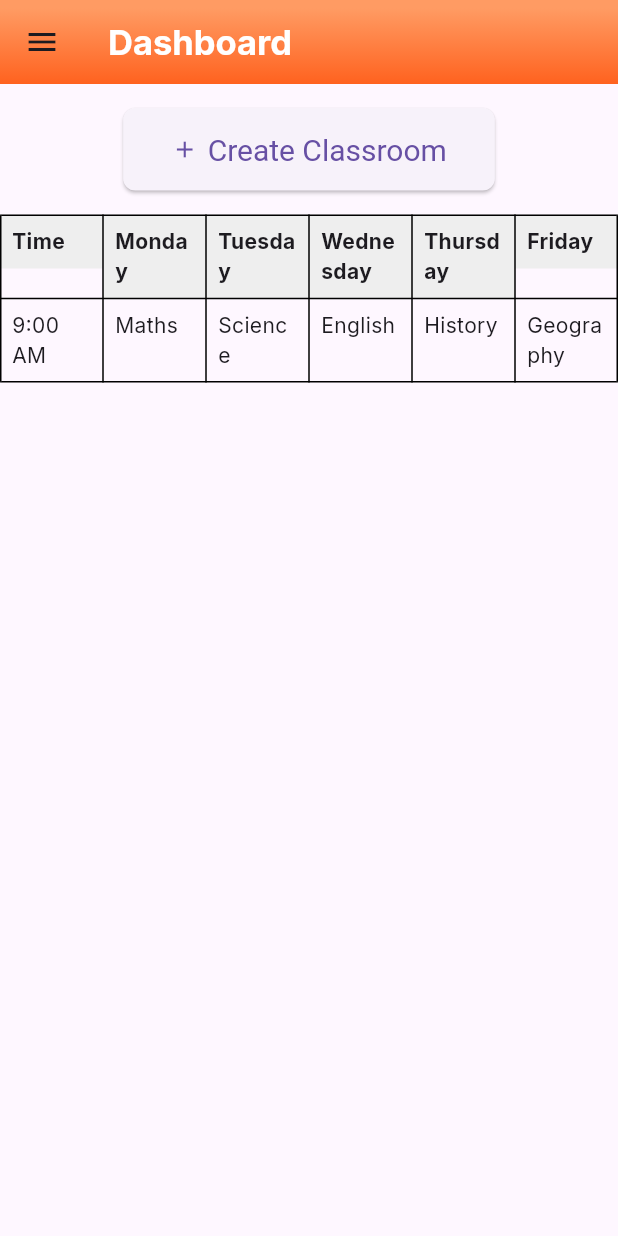
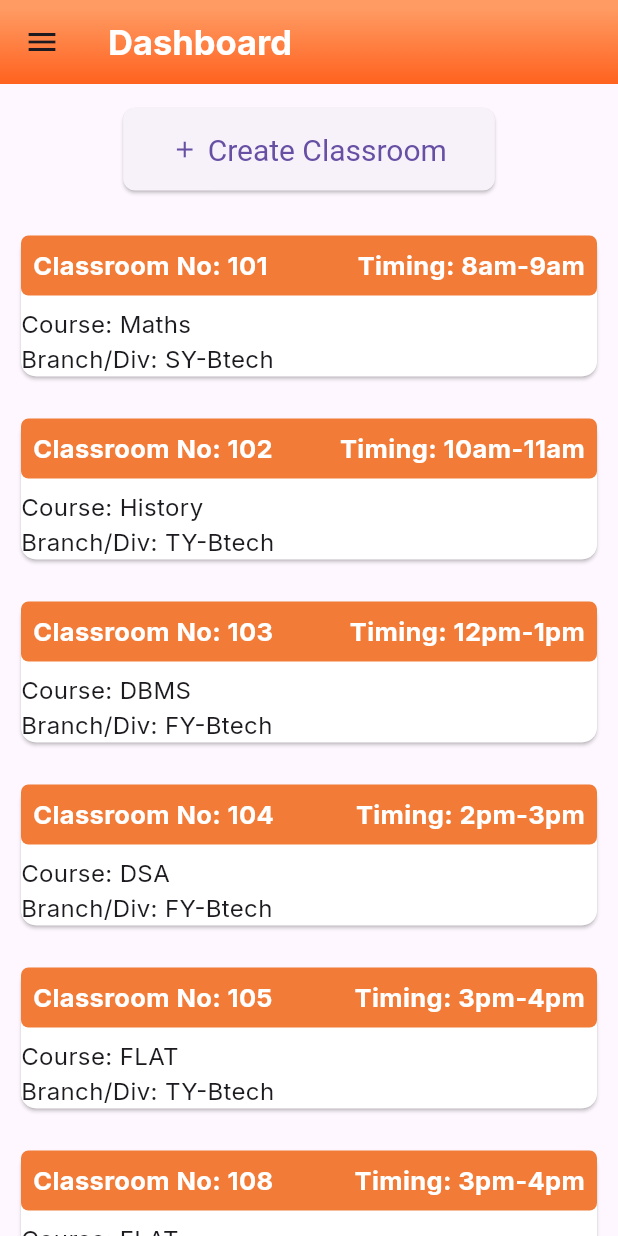
Before and after one commit to SauravHaldar04/Tech-a-thon-Cyber-Neekz, a Flutter app: the screen it shows after launch, on a phone screen of 412 x 824 dp. Run offline on Flutter 3.47's test engine with Material 3 defaults, Android fonts, the phone set to English and light mode, and no system bars.

Commit message:
Final dashboard teacher

```diff
--- a/lib/screens/dashboard_teacher.dart
+++ b/lib/screens/dashboard_teacher.dart
@@ -1,7 +1,7 @@
 
       import 'package:flutter/material.dart';
 import 'package:techathon/screens/classroom_input.dart';
-
+import 'package:techathon/widgets/card_tt.dart';
       import 'user_type_selection.dart';
 
       class Dashboard extends StatelessWidget {
@@ -71,12 +71,10 @@ import 'package:techathon/screens/classroom_input.dart';
                 ],
               ),
             ),
-            body: Column(
+
+            body: SingleChildScrollView(
+              child: Column(
                 children: [
-
-
-
-
                   Padding(
                     padding: const EdgeInsets.all(16.0),
                     child: ElevatedButton.icon(
@@ -102,118 +100,23 @@ import 'package:techathon/screens/classroom_input.dart';
                       label: const Text('Create Classroom'),
                     ),
                   ),
-                Table(
-                              border: TableBorder.all(),
+                  Container(
+                    child: SingleChildScrollView(
+                      child: Column(
                         children: [
-                                TableRow(
-                                  children: [
-                                    TableCell(
-                                      child: Container(
-                                        padding: const EdgeInsets.all(8),
-                                        color: Colors.grey[200],
-                                        child: const Text(
-                                          'Time',
-                                          style: TextStyle(fontWeight: FontWeight.bold),
+                      CustomCard(classroomNo: '101', course: 'Maths', timing: '8am-9am', branchDiv: 'SY-Btech'),
+                      CustomCard(classroomNo: '102', course: 'History', timing: '10am-11am', branchDiv: 'TY-Btech'),
+                      CustomCard(classroomNo: '103', course: 'DBMS', timing: '12pm-1pm', branchDiv: 'FY-Btech'),
+                      CustomCard(classroomNo: '104', course: 'DSA', timing: '2pm-3pm', branchDiv: 'FY-Btech'),
+                      CustomCard(classroomNo: '105', course: 'FLAT', timing: '3pm-4pm', branchDiv: 'TY-Btech'),
+                      CustomCard(classroomNo: '108', course: 'FLAT', timing: '3pm-4pm', branchDiv: 'TY-Btech'),
+                      CustomCard(classroomNo: '102', course: 'FLAT', timing: '3pm-4pm', branchDiv: 'TY-Btech')
+                        ]
                       ),
                     ),
-                                    ),
-                                    TableCell(
-                                      child: Container(
-                                        padding: const EdgeInsets.all(8),
-                                        color: Colors.grey[200],
-                                        child: const Text(
-                                          'Monday',
-                                          style: TextStyle(fontWeight: FontWeight.bold),
-                                        ),
-                                      ),
-                                    ),
-                                    TableCell(
-                                      child: Container(
-                                        padding: const EdgeInsets.all(8),
-                                        color: Colors.grey[200],
-                                        child: const Text(
-                                          'Tuesday',
-                                          style: TextStyle(fontWeight: FontWeight.bold),
-                                        ),
-                                      ),
-                                    ),
-                                    TableCell(
-                                      child: Container(
-                                        padding: const EdgeInsets.all(8),
-                                        color: Colors.grey[200],
-                                        child: const Text(
-                                          'Wednesday',
-                                          style: TextStyle(fontWeight: FontWeight.bold),
-                                        ),
-                                      ),
-                                    ),
-                                    TableCell(
-                                      child: Container(
-                                        padding: const EdgeInsets.all(8),
-                                        color: Colors.grey[200],
-                                        child: const Text(
-                                          'Thursday',
-                                          style: TextStyle(fontWeight: FontWeight.bold),
-                                        ),
-                                      ),
-                                    ),
-                                    TableCell(
-                                      child: Container(
-                                        padding: const EdgeInsets.all(8),
-                                        color: Colors.grey[200],
-                                        child: const Text(
-                                          'Friday',
-                                          style: TextStyle(fontWeight: FontWeight.bold),
-                                        ),
-                                      ),
-                                    ),
+                  )
                 ],
               ),
-                                TableRow(
-                                  children: [
-                                    TableCell(
-                                      child: Container(
-                                        padding: const EdgeInsets.all(8),
-                                        child: const Text('9:00 AM'),
-                                      ),
-                                    ),
-                                    TableCell(
-                                      child: Container(
-                                        padding: const EdgeInsets.all(8),
-                                        child: const Text('Maths'),
-                                      ),
-                                    ),
-                                    TableCell(
-                                      child: Container(
-                                        padding: const EdgeInsets.all(8),
-                                        child: const Text('Science'),
-                                      ),
-                                    ),
-                                    TableCell(
-                                      child: Container(
-                                        padding: const EdgeInsets.all(8),
-                                        child: const Text('English'),
-                                      ),
-                                    ),
-                                    TableCell(
-                                      child: Container(
-                                        padding: const EdgeInsets.all(8),
-                                        child: const Text('History'),
-                                      ),
-                                    ),
-                                    TableCell(
-                                      child: Container(
-                                        padding: const EdgeInsets.all(8),
-                                        child: const Text('Geography'),
-                                      ),
-                                    ),
-                                  ],
-                                ),
-                                // Add more rows for the remaining time slots and days of the week
-                              ],
-                            ),
-
-              ],
             ),
           );
         }
--- /dev/null
+++ b/lib/widgets/card_tt.dart
@@ -0,0 +1,72 @@
+import 'package:flutter/material.dart';
+
+class CustomCard extends StatelessWidget {
+  final String classroomNo;
+  final String course;
+  final String timing;
+  final String branchDiv;
+
+  const CustomCard({
+    required this.classroomNo,
+    required this.course,
+    required this.timing,
+    required this.branchDiv,
+  });
+
+  @override
+  Widget build(BuildContext context) {
+    return Container(
+      margin: EdgeInsets.all(10),
+      child: SizedBox(
+        width: double.infinity,
+        child: Card(
+          shape: RoundedRectangleBorder(
+            borderRadius: BorderRadius.circular(10.0),
+          ),
+          color: Colors.white, // Set orange light background color
+          child: Column(
+            crossAxisAlignment: CrossAxisAlignment.start,
+            children: [
+              Container(
+                decoration: BoxDecoration(
+                  color: Color.fromRGBO(241, 123, 55, 1), // Set orange light background color
+                  borderRadius: BorderRadius.circular(5.0),
+                ),
+                child: Padding(
+                  padding: const EdgeInsets.all(8.0),
+                  child: Row(
+                    mainAxisAlignment: MainAxisAlignment.spaceBetween,
+                    children: [
+
+                      Text('Classroom No: $classroomNo',
+                        style: TextStyle(
+                          fontWeight: FontWeight.bold,
+                          fontSize: 17,
+                          color: Colors.white // Set timing text to bold
+                        ),),
+
+
+                      Text(
+                        'Timing: $timing',
+                        style: TextStyle(
+                          fontWeight: FontWeight.bold,
+                          fontSize: 17,
+                          color: Colors.white
+                           // Set timing text to bold
+                        ),
+                      ),
+                    ],
+                  ),
+                ),
+              ),
+              SizedBox(height: 8), // Add spacing
+
+              Text('Course: $course',style: TextStyle(fontSize: 16 ),),
+              Text('Branch/Div: $branchDiv',style: TextStyle(fontSize: 16 ),),
+            ],
+          ),
+        ),
+      ),
+    );
+  }
+}
```
Lines whose indentation alone changed are shown as unchanged.
